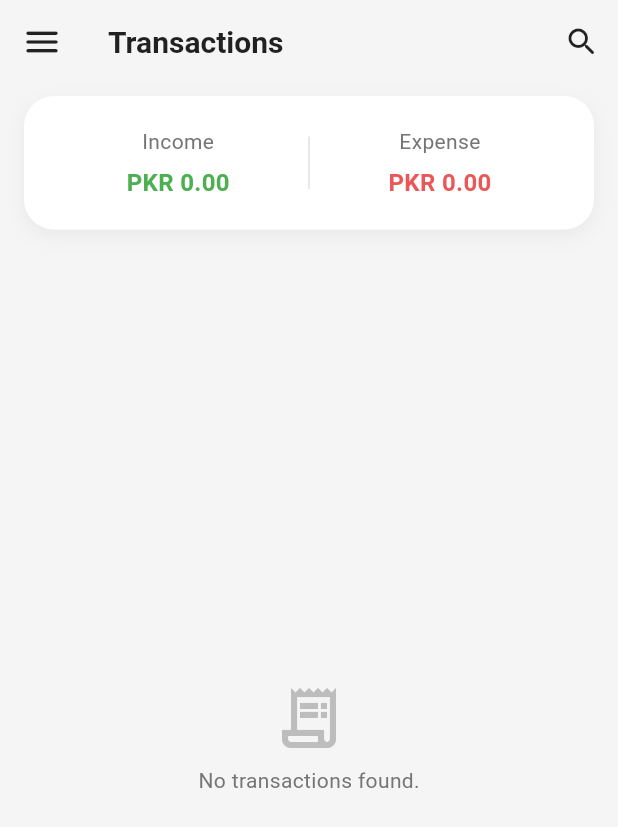
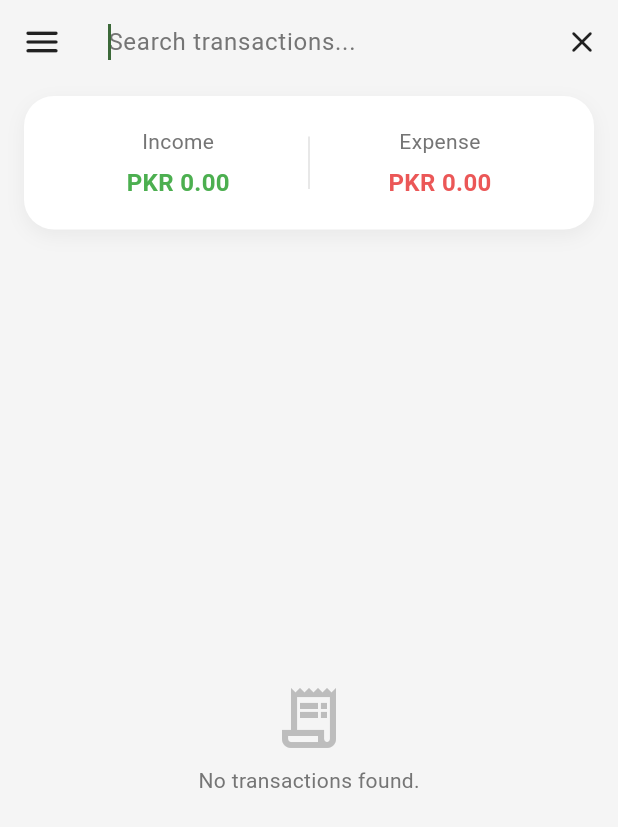
Before and after one commit to quratulainnadeem40/Expense_mate, a Flutter app: the TransactionsView screen opened by its route, after a tap on the "search" icon, on a phone screen of 412 x 824 dp. Shown: the top 827 px of the screen. Run offline on Flutter 3.47's test engine with Material 3 defaults, Android fonts, the phone set to English and light mode, and no system bars; our stand-ins replace flutter_local_notifications, get, get_storage, hive_flutter, image_picker, supabase_flutter and 1 more; accounts and stored records are empty.

Commit message:
Add instant drawer closing functionality and implement search feature in TransactionsView

```diff
--- a/lib/Feature/Home/view/main_screen.dart
+++ b/lib/Feature/Home/view/main_screen.dart
@@ -4,7 +4,7 @@ import 'package:get/get.dart';
 
 // Categories
 import 'package:expense_mate/Feature/Categories/controller/categories_controller.dart';
-import 'package:expense_mate/Feature/Categories/views/cataogries_view.dart';
+import 'package:expense_mate/Feature/Categories/views/cataogries_view.dart' hide TransactionsView;
 import 'package:expense_mate/Feature/Categories/widgets/category_add_category_dialog.dart';
 // Transactions
 import 'package:expense_mate/Feature/transactions/controller/transcation_controller.dart';
--- a/lib/Feature/transactions/view/transcatio_screen.dart
+++ b/lib/Feature/transactions/view/transcatio_screen.dart
@@ -26,6 +26,9 @@ class TransactionsView extends StatefulWidget {
 
 class _TransactionsViewState extends State<TransactionsView> with WidgetsBindingObserver {
   final RxBool isDrawerOpen = false.obs;
+  final RxString searchQuery = ''.obs;
+  final RxBool isSearching = false.obs;
+  final TextEditingController _searchController = TextEditingController();
 
   @override
   void initState() {
@@ -36,10 +39,10 @@ class _TransactionsViewState extends State<TransactionsView> with WidgetsBinding
   @override
   void dispose() {
     WidgetsBinding.instance.removeObserver(this);
+    _searchController.dispose();
     super.dispose();
   }
 
-  // Automatically close drawer when app resumes or frame updates if switching tabs
   @override
   void didChangeAppLifecycleState(AppLifecycleState state) {
     if (state == AppLifecycleState.resumed) {
@@ -97,6 +100,12 @@ class _TransactionsViewState extends State<TransactionsView> with WidgetsBinding
           isDrawerOpen.value = false;
           return false;
         }
+        if (isSearching.value) {
+          isSearching.value = false;
+          searchQuery.value = '';
+          _searchController.clear();
+          return false;
+        }
         return true;
       },
       child: Scaffold(
@@ -110,24 +119,47 @@ class _TransactionsViewState extends State<TransactionsView> with WidgetsBinding
             ),
             onPressed: () => isDrawerOpen.value = true,
           ),
-          title: Text(
+          title: Obx(() {
+            if (isSearching.value) {
+              return TextField(
+                controller: _searchController,
+                autofocus: true,
+                onChanged: (value) => searchQuery.value = value,
+                style: TextStyle(color: isDarkMode ? Colors.white : Colors.black87),
+                decoration: InputDecoration(
+                  hintText: 'Search transactions...',
+                  hintStyle: TextStyle(color: isDarkMode ? Colors.grey.shade400 : Colors.grey.shade600),
+                  border: InputBorder.none,
+                ),
+              );
+            }
+            return Text(
               'Transactions',
               style: TextStyle(
                 fontWeight: FontWeight.bold,
                 color: isDarkMode ? Colors.white : Colors.black87,
               ),
-          ),
+            );
+          }),
           backgroundColor: theme.scaffoldBackgroundColor,
           elevation: 0,
           scrolledUnderElevation: 0,
           actions: [
-            IconButton(
+            Obx(() => IconButton(
                   icon: Icon(
-                Icons.search_rounded,
+                    isSearching.value ? Icons.close_rounded : Icons.search_rounded,
                     color: isDarkMode ? Colors.white : Colors.black87,
                   ),
-              onPressed: () {},
-            ),
+                  onPressed: () {
+                    if (isSearching.value) {
+                      isSearching.value = false;
+                      searchQuery.value = '';
+                      _searchController.clear();
+                    } else {
+                      isSearching.value = true;
+                    }
+                  },
+                )),
           ],
         ),
         body: Stack(
@@ -220,7 +252,13 @@ class _TransactionsViewState extends State<TransactionsView> with WidgetsBinding
                 // 2. Transaction History List
                 Expanded(
                   child: Obx(() {
-                    final list = transactionsController.transactions;
+                    final query = searchQuery.value.toLowerCase();
+                    final list = transactionsController.transactions.where((tx) {
+                      if (query.isEmpty) return true;
+                      final categoryName = _getCategoryName(tx.categoryId).toLowerCase();
+                      final title = tx.title.toLowerCase();
+                      return title.contains(query) || categoryName.contains(query);
+                    }).toList();
 
                     if (list.isEmpty) {
                       return Center(
```
Also changed, not shown: lib/Feature/Categories/views/cataogries_view.dart (+23 -46 lines). Lines whose indentation alone changed are shown as unchanged.
